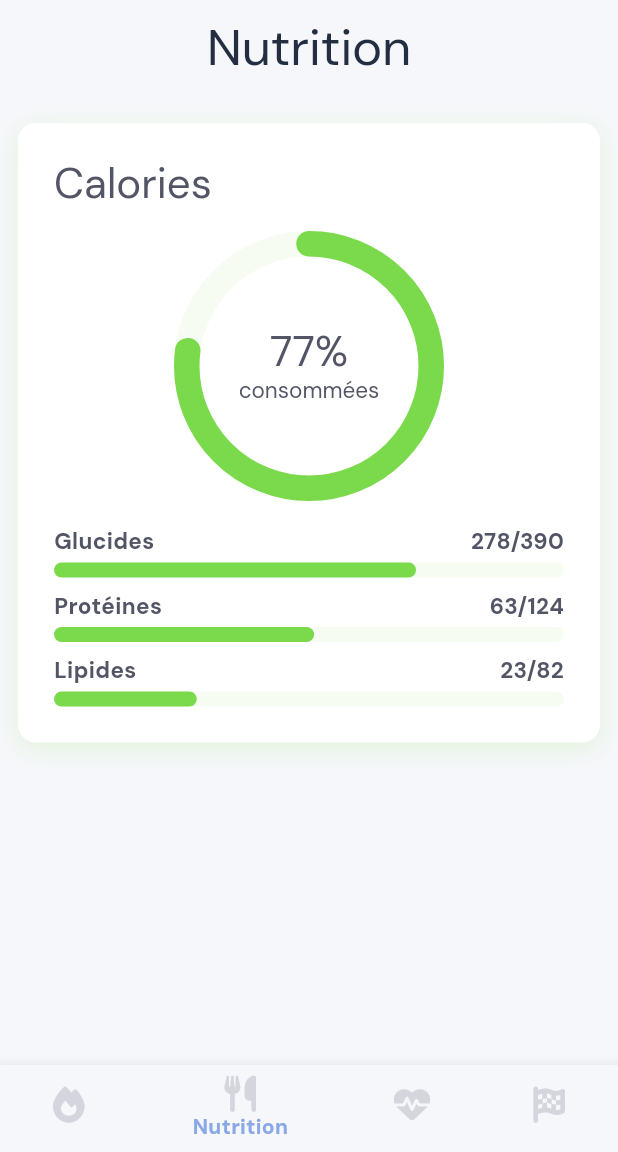
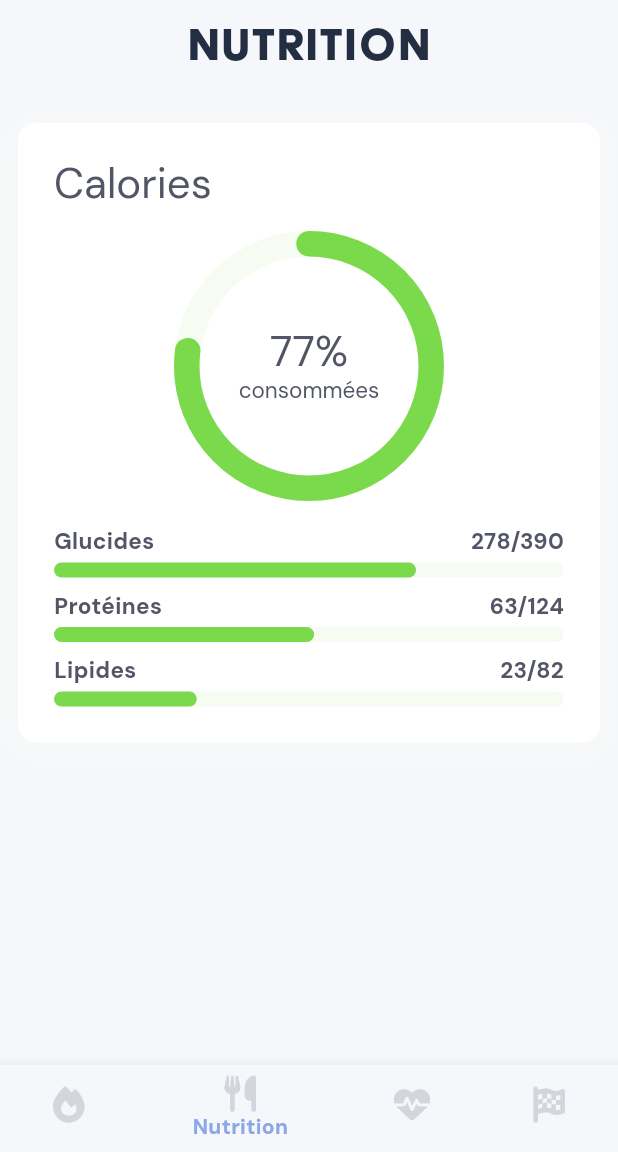
Before and after one commit to sofian-bali/Improve-U, a Flutter app: the screen it shows after launch, item 2 of the bottom bar chosen, on a phone screen of 412 x 824 dp, the part 84-1236 px from its top. Run offline on Flutter 3.47's test engine with Material 3 defaults, Android fonts, the phone set to English and light mode, and no system bars; drawn by our look-alikes of percent_indicator; our stand-ins replace font_awesome_flutter.

Commit message:
🍱 Add Display font | 14/05

```diff
--- a/frontend/improve_u/lib/theme/main_theme.dart
+++ b/frontend/improve_u/lib/theme/main_theme.dart
@@ -74,31 +74,23 @@ ThemeData lightMode = ThemeData(
     outline: CustomColors.neutreGris500,
   ),
   textTheme: const TextTheme(
-    displayLarge: TextStyle(
-        fontSize: 34.0, fontWeight: FontWeight.normal, fontFamily: 'DM sans'),
-    displayMedium: TextStyle(
-        fontSize: 28.0, fontWeight: FontWeight.normal, fontFamily: 'DM sans'),
-    displaySmall: TextStyle(
-        fontSize: 22.0, fontWeight: FontWeight.normal, fontFamily: 'DM sans'),
-    headlineLarge: TextStyle(
-        fontSize: 20.0, fontWeight: FontWeight.normal, fontFamily: 'DM sans'),
-    headlineMedium: TextStyle(
-        fontSize: 17.0, fontWeight: FontWeight.normal, fontFamily: 'DM sans'),
+    displayLarge:
+        TextStyle(fontSize: 34.0, fontFamily: 'Acier', letterSpacing: 1),
+    displayMedium: TextStyle(fontSize: 28.0, fontFamily: 'DM sans'),
+    displaySmall: TextStyle(fontSize: 22.0, fontFamily: 'DM sans'),
+    headlineLarge: TextStyle(fontSize: 20.0, fontFamily: 'DM sans'),
+    headlineMedium: TextStyle(fontSize: 17.0, fontFamily: 'DM sans'),
     headlineSmall: TextStyle(
         fontSize: 15.0,
         fontWeight: FontWeight.normal,
         fontFamily: 'DM sans'), // Ajout de headline6
-    labelLarge: TextStyle(
-        fontSize: 17.0, fontWeight: FontWeight.normal, fontFamily: 'DM sans'),
+    labelLarge: TextStyle(fontSize: 17.0, fontFamily: 'DM sans'),
     bodyLarge: TextStyle(
         fontSize: 17.0, fontWeight: FontWeight.bold, fontFamily: 'DM sans'),
     bodyMedium: TextStyle(
         fontSize: 15.0, fontWeight: FontWeight.bold, fontFamily: 'DM sans'),
     bodySmall: TextStyle(
-        fontSize: 12.0,
-        fontWeight: FontWeight.normal,
-        fontFamily: 'DM sans',
-        fontStyle: FontStyle.italic),
+        fontSize: 12.0, fontFamily: 'DM sans', fontStyle: FontStyle.italic),
   ),
 );
 
@@ -130,28 +122,19 @@ ThemeData darkMode = ThemeData(
     outline: CustomColors.neutreGris500,
   ),
   textTheme: const TextTheme(
-    displayLarge: TextStyle(
-        fontSize: 34.0, fontWeight: FontWeight.normal, fontFamily: 'DM sans'),
-    displayMedium: TextStyle(
-        fontSize: 28.0, fontWeight: FontWeight.normal, fontFamily: 'DM sans'),
-    displaySmall: TextStyle(
-        fontSize: 22.0, fontWeight: FontWeight.normal, fontFamily: 'DM sans'),
-    headlineLarge: TextStyle(
-        fontSize: 20.0, fontWeight: FontWeight.normal, fontFamily: 'DM sans'),
-    headlineMedium: TextStyle(
-        fontSize: 17.0, fontWeight: FontWeight.normal, fontFamily: 'DM sans'),
-    headlineSmall: TextStyle(
-        fontSize: 15.0, fontWeight: FontWeight.normal, fontFamily: 'DM sans'),
-    labelLarge: TextStyle(
-        fontSize: 17.0, fontWeight: FontWeight.normal, fontFamily: 'DM sans'),
+    displayLarge:
+        TextStyle(fontSize: 34.0, fontFamily: 'Acier', letterSpacing: 1),
+    displayMedium: TextStyle(fontSize: 28.0, fontFamily: 'DM sans'),
+    displaySmall: TextStyle(fontSize: 22.0, fontFamily: 'DM sans'),
+    headlineLarge: TextStyle(fontSize: 20.0, fontFamily: 'DM sans'),
+    headlineMedium: TextStyle(fontSize: 17.0, fontFamily: 'DM sans'),
+    headlineSmall: TextStyle(fontSize: 15.0, fontFamily: 'DM sans'),
+    labelLarge: TextStyle(fontSize: 17.0, fontFamily: 'DM sans'),
     bodyLarge: TextStyle(
         fontSize: 17.0, fontWeight: FontWeight.bold, fontFamily: 'DM sans'),
     bodyMedium: TextStyle(
         fontSize: 15.0, fontWeight: FontWeight.bold, fontFamily: 'DM sans'),
     bodySmall: TextStyle(
-        fontSize: 12.0,
-        fontWeight: FontWeight.normal,
-        fontFamily: 'DM sans',
-        fontStyle: FontStyle.italic),
+        fontSize: 12.0, fontFamily: 'DM sans', fontStyle: FontStyle.italic),
   ),
 );
--- a/frontend/improve_u/lib/ui/views/training_view.dart
+++ b/frontend/improve_u/lib/ui/views/training_view.dart
@@ -1,5 +1,4 @@
 import 'package:flutter/material.dart';
-import 'package:improve_u/ui/widgets/custom_app_bar.dart';
 import 'package:improve_u/ui/widgets/section_defi_sport.dart';
 import 'package:improve_u/ui/Sport/widgets/section_statistique_sport.dart';
 import 'package:improve_u/ui/Sport/widgets/section_information_exercice.dart';
--- a/frontend/improve_u/lib/ui/widgets/nutrition/nutrition_progress_card.dart
+++ b/frontend/improve_u/lib/ui/widgets/nutrition/nutrition_progress_card.dart
@@ -1,7 +1,6 @@
 import 'package:flutter/material.dart';
 import 'package:improve_u/ui/widgets/custom_progress_bar.dart';
 import 'package:percent_indicator/circular_percent_indicator.dart';
-import 'package:percent_indicator/linear_percent_indicator.dart';
 
 class NutritionProgressCard extends StatelessWidget {
   const NutritionProgressCard({super.key});
@@ -16,11 +15,11 @@ class NutritionProgressCard extends StatelessWidget {
         shape: RoundedRectangleBorder(
           borderRadius: BorderRadius.circular(12),
         ),
-        shadows: const [
+        shadows: [
           BoxShadow(
-            color: Color(0xFFE2F2DA),
+            color: Theme.of(context).colorScheme.secondaryContainer,
             blurRadius: 15,
-            offset: Offset(0, 4),
+            offset: const Offset(0, 4),
             spreadRadius: 0,
           )
         ],
```
Also changed, not shown: frontend/improve_u/pubspec.yaml (+5 -5 lines), frontend/improve_u/fonts/acierdisplay-solid.otf (added), frontend/improve_u/fonts/aciertext-solid.otf (added), 2 other files.
